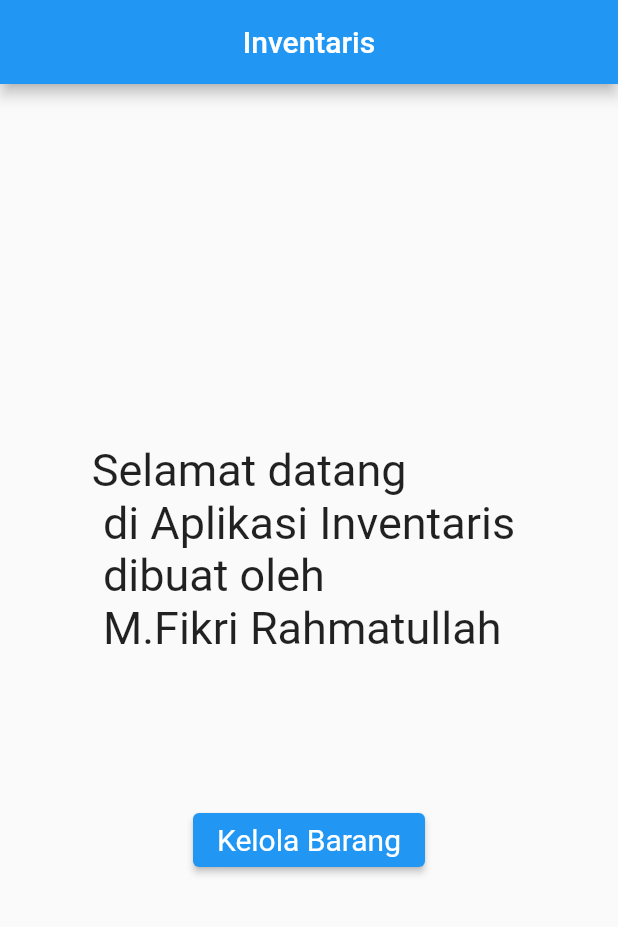
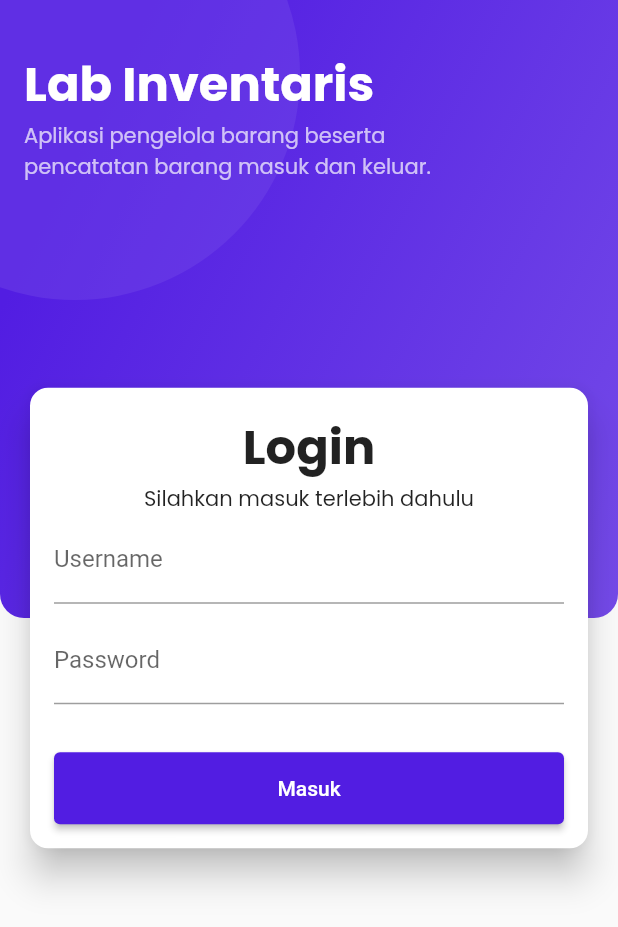
Before and after one commit to Vici009/app-inventaris, a Flutter app: the screen it shows after launch, on a phone screen of 412 x 824 dp. Shown: the top 927 px of the screen. Run offline on Flutter 3.47's test engine with Material 2 defaults, Android fonts, the phone set to English and light mode, and no system bars; our stand-ins replace get, google_fonts, settings_ui, sqflite; accounts and stored records are empty.

Commit message:
add login page

```diff
--- a/lib/main.dart
+++ b/lib/main.dart
@@ -1,6 +1,7 @@
 import 'package:flutter/material.dart';
+import 'package:flutter_crud/theme/color.dart';
+import 'package:flutter_crud/ui/login_page.dart';
 import 'package:get/get.dart';
-import 'ui/menu.dart';
 
 void main() {
   runApp(const MyApp());
@@ -11,10 +12,15 @@ class MyApp extends StatelessWidget {
 
   @override
   Widget build(BuildContext context) {
-    return const GetMaterialApp(
+    return GetMaterialApp(
       debugShowCheckedModeBanner: false,
       title: 'Inventaris',
-      home: Menu(),
+      theme: ThemeData(
+        colorScheme: const ColorScheme.light(
+          primary: kPrimaryColor,
+        ),
+      ),
+      home: const LoginPage(),
     );
   }
 }
--- /dev/null
+++ b/lib/ui/login_page.dart
@@ -0,0 +1,220 @@
+import 'package:flutter/material.dart';
+import 'package:flutter_crud/theme/color.dart';
+import 'package:flutter_crud/theme/text_style.dart';
+import 'package:flutter_crud/ui/menu.dart';
+
+class LoginPage extends StatelessWidget {
+  const LoginPage({super.key});
+
+  @override
+  Widget build(BuildContext context) {
+    return Scaffold(
+      resizeToAvoidBottomInset: false,
+      body: Stack(
+        children: const [
+          BackgroundGradient(),
+          CardFormLogin(),
+        ],
+      ),
+    );
+  }
+}
+
+class BackgroundGradient extends StatelessWidget {
+  const BackgroundGradient({
+    Key? key,
+  }) : super(key: key);
+
+  @override
+  Widget build(BuildContext context) {
+    final size = MediaQuery.of(context).size;
+    return Container(
+      height: size.height / 2,
+      width: size.width,
+      decoration: const BoxDecoration(
+        gradient: LinearGradient(
+          colors: [kPrimaryColor, kAccentColor],
+          begin: Alignment.centerLeft,
+          end: Alignment.bottomRight,
+        ),
+        borderRadius: BorderRadius.vertical(
+          bottom: Radius.circular(16),
+        ),
+      ),
+      child: Stack(
+        children: [
+          Positioned(
+            top: -100,
+            left: -100,
+            child: Container(
+              height: 300,
+              width: 300,
+              decoration: BoxDecoration(
+                color: kAccentColor.withOpacity(0.4),
+                borderRadius: BorderRadius.circular(150),
+              ),
+            ),
+          ),
+          HeaderHeadline(size: size),
+        ],
+      ),
+    );
+  }
+}
+
+class HeaderHeadline extends StatelessWidget {
+  const HeaderHeadline({
+    Key? key,
+    required this.size,
+  }) : super(key: key);
+
+  final Size size;
+
+  @override
+  Widget build(BuildContext context) {
+    return SafeArea(
+      child: Padding(
+        padding: const EdgeInsets.all(16.0),
+        child: Column(
+          crossAxisAlignment: CrossAxisAlignment.start,
+          children: [
+            const SizedBox(height: 16),
+            Text(
+              "Lab Inventaris",
+              style: AppTextStyle.bold(
+                color: Colors.white,
+                fontSize: 32,
+              ),
+            ),
+            SizedBox(
+              width: size.width * 0.7,
+              child: Text(
+                "Aplikasi pengelola barang beserta pencatatan barang masuk dan keluar.",
+                style: AppTextStyle.reg(
+                  color: Colors.white70,
+                  fontSize: 14,
+                ),
+              ),
+            ),
+          ],
+        ),
+      ),
+    );
+  }
+}
+
+class CardFormLogin extends StatefulWidget {
+  const CardFormLogin({
+    Key? key,
+  }) : super(key: key);
+
+  @override
+  State<CardFormLogin> createState() => _CardFormLoginState();
+}
+
+class _CardFormLoginState extends State<CardFormLogin> {
+  GlobalKey<FormState> formKey = GlobalKey();
+  TextEditingController usernameController = TextEditingController();
+  TextEditingController passwordController = TextEditingController();
+  @override
+  void dispose() {
+    usernameController.dispose();
+    passwordController.dispose();
+    super.dispose();
+  }
+
+  @override
+  Widget build(BuildContext context) {
+    return Center(
+      child: Padding(
+        padding: const EdgeInsets.all(16.0),
+        child: Card(
+          elevation: 10,
+          shape: RoundedRectangleBorder(
+            borderRadius: BorderRadius.circular(12),
+          ),
+          child: Padding(
+            padding: const EdgeInsets.all(16.0),
+            child: Form(
+              key: formKey,
+              child: Column(
+                mainAxisSize: MainAxisSize.min,
+                children: [
+                  Text(
+                    "Login",
+                    style: AppTextStyle.bold(fontSize: 32),
+                  ),
+                  Text(
+                    "Silahkan masuk terlebih dahulu",
+                    style: AppTextStyle.reg(fontSize: 14),
+                  ),
+                  TextFormField(
+                    validator: (value) {
+                      if (value == null) return "usename wajib diisi";
+                      if (value.isEmpty) return "usename wajib diisi";
+                      if (value.length < 4) return "usename minimal 4 karakter";
+                      return null;
+                    },
+                    autovalidateMode: AutovalidateMode.onUserInteraction,
+                    controller: usernameController,
+                    decoration: const InputDecoration(labelText: "Username"),
+                  ),
+                  const SizedBox(height: 8),
+                  TextFormField(
+                    validator: (value) {
+                      if (value == null) return "password wajib diisi";
+                      if (value.isEmpty) return "password wajib diisi";
+                      if (value.length < 4) {
+                        return "password minimal 4 karakter";
+                      }
+                      return null;
+                    },
+                    autovalidateMode: AutovalidateMode.onUserInteraction,
+                    controller: passwordController,
+                    obscureText: true,
+                    decoration: const InputDecoration(labelText: "Password"),
+                  ),
+                  const SizedBox(height: 32),
+                  ElevatedButton(
+                    onPressed: () {
+                      if (formKey.currentState?.validate() ?? false) {
+                        FocusManager.instance.primaryFocus?.unfocus();
+                        final isValid = usernameController.text.toLowerCase() ==
+                                "admin" &&
+                            passwordController.text.toLowerCase() == "admin";
+                        if (isValid) {
+                          Navigator.pushReplacement(
+                            context,
+                            MaterialPageRoute(
+                              builder: ((context) => const Menu()),
+                            ),
+                          );
+                        } else {
+                          ScaffoldMessenger.of(context).clearSnackBars();
+                          ScaffoldMessenger.of(context).showSnackBar(
+                            const SnackBar(
+                              backgroundColor: Colors.red,
+                              dismissDirection: DismissDirection.horizontal,
+                              content: Text(
+                                "username atau password salah",
+                                style: TextStyle(color: Colors.white),
+                              ),
+                            ),
+                          );
+                        }
+                      }
+                    },
+                    child: const Text("Masuk"),
+                    style: ElevatedButton.styleFrom(
+                      minimumSize: const Size.fromHeight(48),
+                    ),
+                  )
+                ],
+              ),
+            ),
+          ),
+        ),
+      ),
+    );
+  }
+}
```
